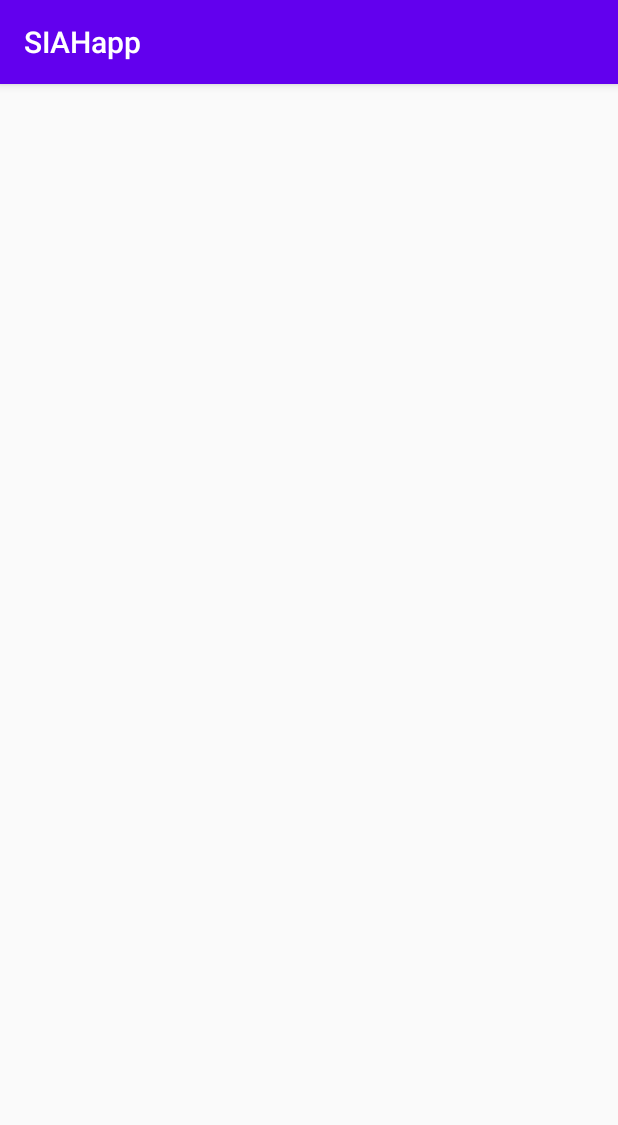
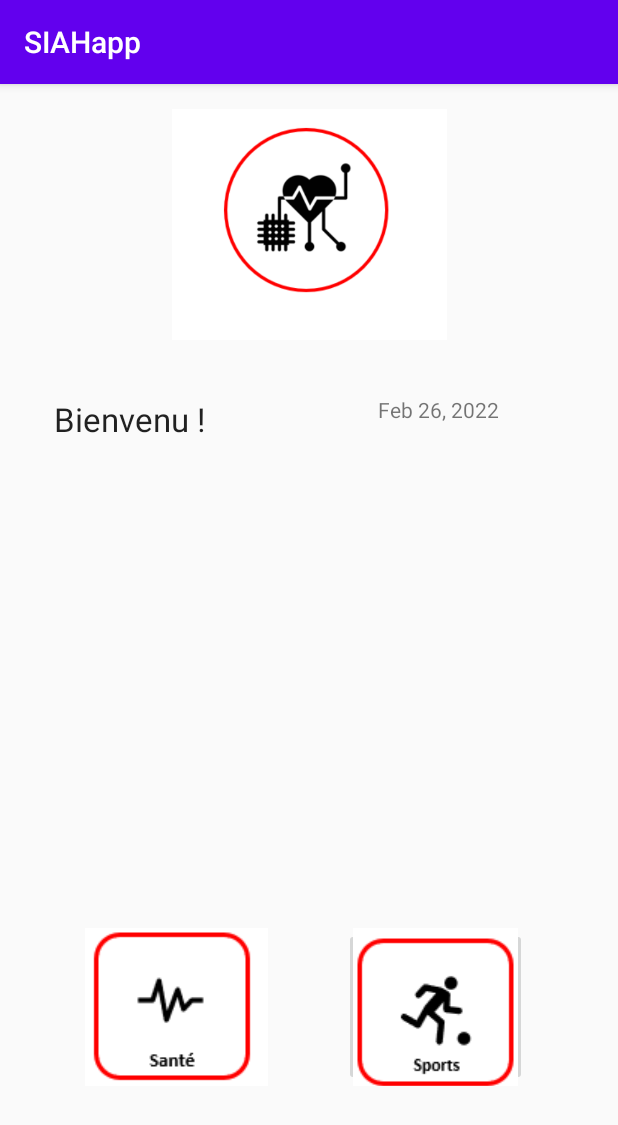
Before and after one commit to ETS-Android3/ApplicationSIAH_projetANDROID, an Android app: the Menu_principal screen opened directly, with no data from a screen before it, on a phone screen of 412 x 824 dp. Shown: the top 1125 px of the screen. Run offline under Robolectric (Android 15) with nearby library versions, the phone set to English and light mode, and no system bars.

Commit message:
debut de la création du menu principal

```diff
--- a/app/src/main/java/com/example/applicationsiah/Menu_principal.java
+++ b/app/src/main/java/com/example/applicationsiah/Menu_principal.java
@@ -1,16 +1,25 @@
 package com.example.applicationsiah;
 
 import android.support.v7.app.AppCompatActivity;
+
+import java.text.DateFormat;
+import java.util.Calendar;
 import android.os.Bundle;
 import android.widget.ArrayAdapter;
 import android.widget.Spinner;
+import android.widget.TextView;
 
 public class Menu_principal extends AppCompatActivity {
-/*/
+
     @Override
     protected void onCreate(Bundle savedInstanceState) {
         super.onCreate(savedInstanceState);
-        setContentView(R.layout.activity_menu_principal);
+        setContentView(R.layout.activity_menu_principal); //affiche l'acran
+        Calendar calendar = Calendar.getInstance(); // on crée un calndrier on récupère la date du jour
+        String currentDate= DateFormat.getDateInstance().format(calendar.getTime());
+        TextView textViewDate = findViewById(R.id.text_date);
+        textViewDate.setText(currentDate);
+ /*/
         // 1) creation d’un objet-reference spinner vers le spinner de l’activite
         Spinner monSpinner = (Spinner) findViewById(R.id.menu_sports);
         // 2) creation d’un ArrayAdapter à partir de tab_pokemon et mise en forme par defaut
@@ -22,4 +31,5 @@ public class Menu_principal extends AppCompatActivity {
         monSpinner.setAdapter(monAdapter);
     }
     /*/
+    }
 }
--- a/app/src/main/res/layout/activity_menu_principal.xml
+++ b/app/src/main/res/layout/activity_menu_principal.xml
@@ -6,16 +6,64 @@
     android:layout_height="match_parent"
     tools:context=".Menu_principal">
 
-    <Spinner
-        android:id="@+id/menu_sports"
-        android:layout_width="409dp"
-        android:layout_height="wrap_content"
-        android:layout_marginStart="1dp"
-        android:layout_marginTop="148dp"
-        android:layout_marginEnd="1dp"
-        android:layout_marginBottom="559dp"
+    <ImageView
+        android:id="@+id/imageView"
+        android:layout_width="187dp"
+        android:layout_height="154dp"
         app:layout_constraintBottom_toBottomOf="parent"
         app:layout_constraintEnd_toEndOf="parent"
         app:layout_constraintStart_toStartOf="parent"
-        app:layout_constraintTop_toTopOf="parent" />
+        app:layout_constraintTop_toTopOf="parent"
+        app:layout_constraintVertical_bias="0.027"
+        app:srcCompat="@drawable/logo_siah" />
+
+    <TextView
+        android:id="@+id/textView"
+        android:layout_width="145dp"
+        android:layout_height="62dp"
+        android:text="Bienvenu ! "
+        android:textAppearance="@style/TextAppearance.AppCompat.Large"
+        app:layout_constraintBottom_toBottomOf="parent"
+        app:layout_constraintEnd_toEndOf="parent"
+        app:layout_constraintHorizontal_bias="0.136"
+        app:layout_constraintStart_toStartOf="parent"
+        app:layout_constraintTop_toTopOf="parent"
+        app:layout_constraintVertical_bias="0.296"
+        tools:text="Bienvenu ! " />
+
+    <ImageButton
+        android:id="@+id/sport_buttton"
+        android:layout_width="122dp"
+        android:layout_height="105dp"
+        android:layout_marginBottom="100dp"
+        app:layout_constraintBottom_toBottomOf="parent"
+        app:layout_constraintEnd_toEndOf="parent"
+        app:layout_constraintHorizontal_bias="0.791"
+        app:layout_constraintStart_toStartOf="parent"
+        app:srcCompat="@drawable/icone_appsiah" />
+
+    <ImageButton
+        android:id="@+id/sante_button"
+        android:layout_width="122dp"
+        android:layout_height="105dp"
+        android:layout_marginStart="52dp"
+        android:layout_marginBottom="100dp"
+        app:layout_constraintBottom_toBottomOf="parent"
+        app:layout_constraintEnd_toStartOf="@+id/sport_buttton"
+        app:layout_constraintHorizontal_bias="0.081"
+        app:layout_constraintStart_toStartOf="parent"
+        app:srcCompat="@drawable/icone2_siahapp" />
+
+    <TextView
+        android:id="@+id/text_date"
+        android:layout_width="99dp"
+        android:layout_height="63dp"
+        android:text="TextView"
+        app:layout_constraintBottom_toBottomOf="parent"
+        app:layout_constraintEnd_toEndOf="parent"
+        app:layout_constraintHorizontal_bias="0.807"
+        app:layout_constraintStart_toStartOf="parent"
+        app:layout_constraintTop_toTopOf="parent"
+        app:layout_constraintVertical_bias="0.294" />
+
 </android.support.constraint.ConstraintLayout>
--- a/app/src/main/res/values/strings.xml
+++ b/app/src/main/res/values/strings.xml
@@ -4,10 +4,3 @@
     <string name="todo">TODO</string>
     <string name="quot_continuer_quot">\"Continuer\"</string>
 </resources>
-<string-array name="tab_sports">
-<item>Football</item>
-<item>Rugby</item>
-<item>Basket</item>
-<item>Handball</item>
-
-</string-array>
```
Also changed, not shown: app/src/main/res/drawable/icone2_siahapp.png (added), app/src/main/res/drawable/icone_appsiah.png (added).
